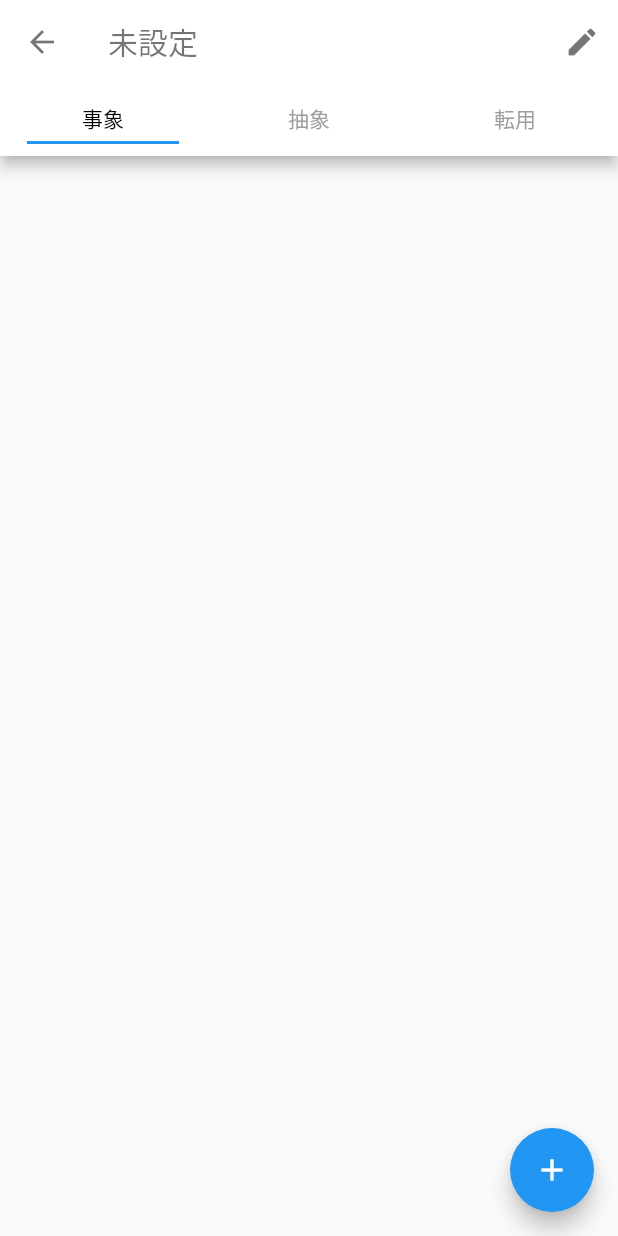
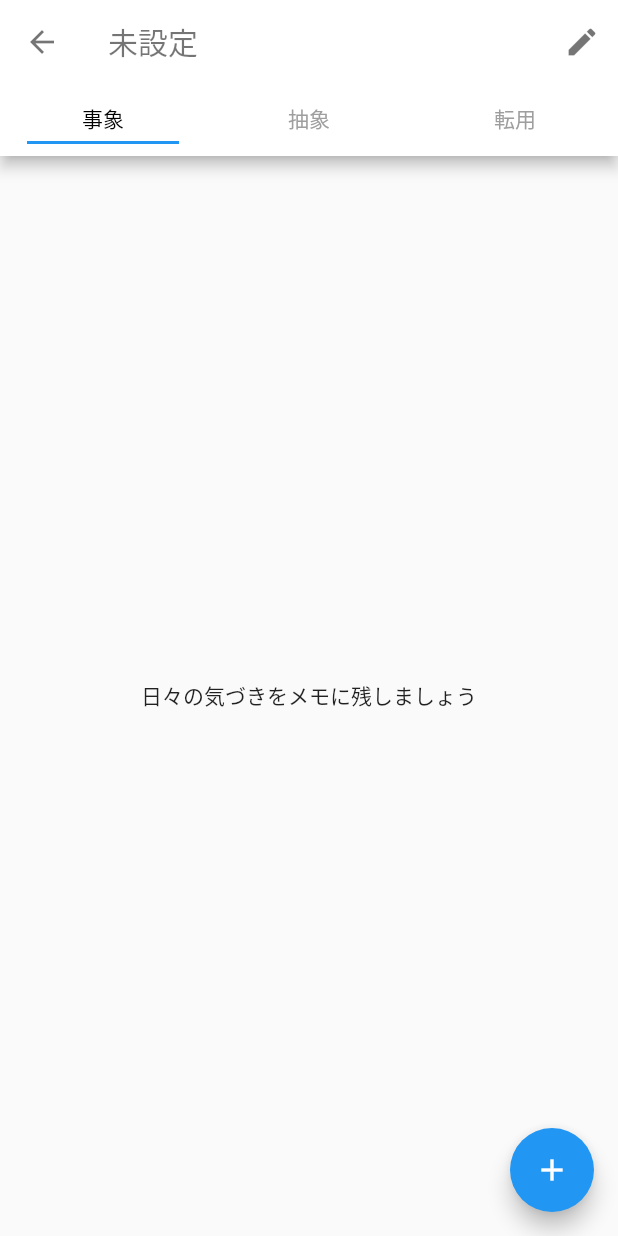
Before and after one commit to tomotomy/memoApp, a Flutter app: the screen it shows after launch, after a tap on the "import contacts" icon, on a phone screen of 412 x 824 dp. Run offline on Flutter 3.47's test engine with Material 2 defaults, Android fonts, the phone set to English and light mode, and no system bars; our stand-ins replace rxdart, sqflite; accounts and stored records are empty.

Commit message:
enable to loading when setStream

```diff
--- a/lib/memoList.dart
+++ b/lib/memoList.dart
@@ -126,6 +126,13 @@ class _MemoListState extends State<MemoList> {
           if (!snapshot.hasData) {
             return Container(
               child: Center(
+                child: CircularProgressIndicator(),
+              ),
+            );
+          } else {
+            if (snapshot.data.length == 0) {
+              return Container(
+                child: Center(
                   child: Text("日々の気づきをメモに残しましょう"),
                 ),
               );
@@ -138,6 +145,7 @@ class _MemoListState extends State<MemoList> {
                 },
               );
             }
+          }
         },
       ),
     );
```
Lines whose indentation alone changed are shown as unchanged.
